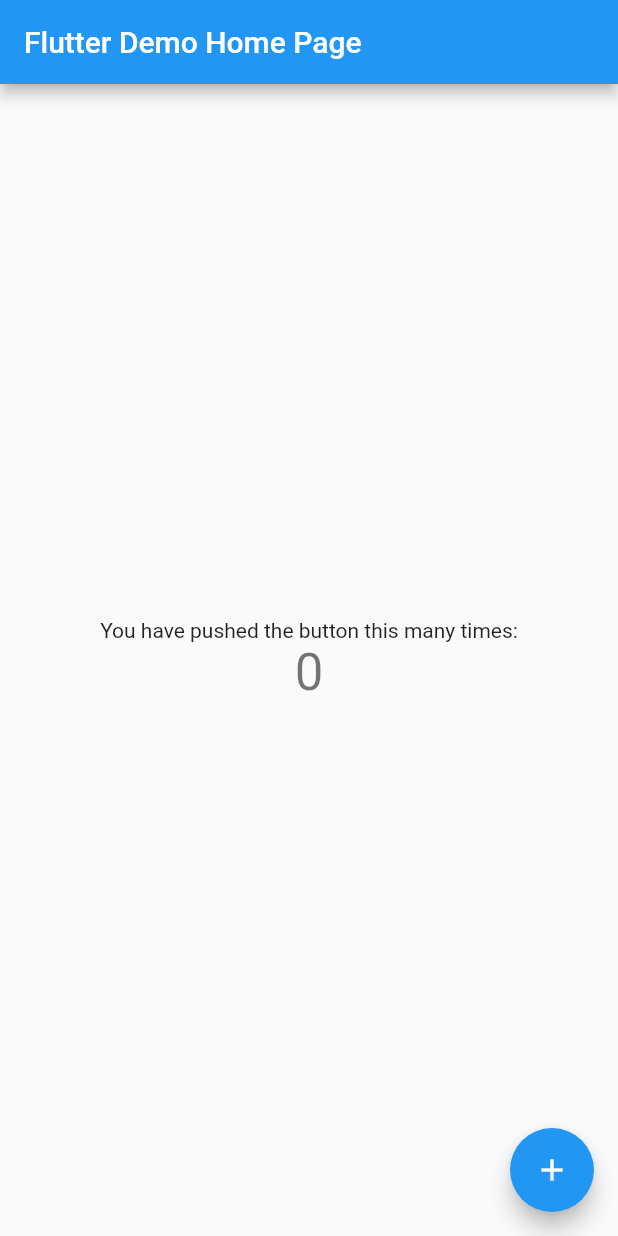
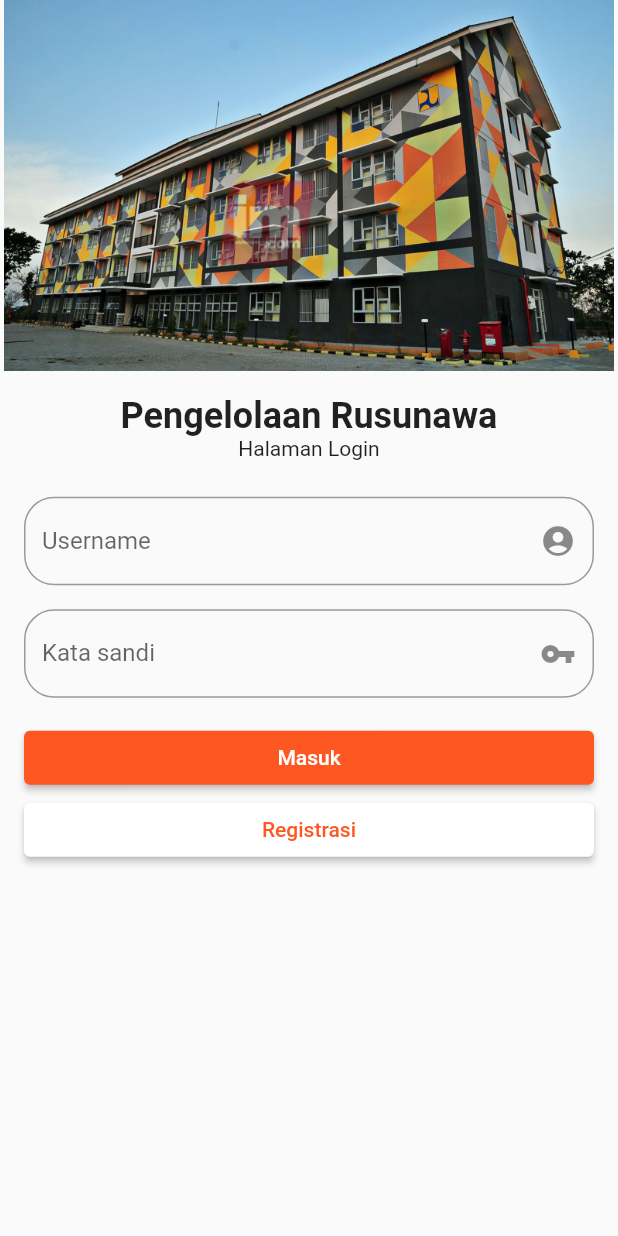
Before and after one commit to andifauzy7/Pengelolaan-Rusunawa, a Flutter app: the screen it shows after launch, on a phone screen of 412 x 824 dp. Run offline on Flutter 3.47's test engine with Material 2 defaults, Android fonts, the phone set to English and light mode, and no system bars; our stand-ins replace salomon_bottom_bar.

Commit message:
Screen template.

```diff
--- a/lib/main.dart
+++ b/lib/main.dart
@@ -1,4 +1,5 @@
 import 'package:flutter/material.dart';
+import 'package:pengelolaan_rusunawa/presentationLayer/loginScreen.dart';
 
 void main() {
   runApp(MyApp());
@@ -12,53 +13,7 @@ class MyApp extends StatelessWidget {
       theme: ThemeData(
         primarySwatch: Colors.blue,
       ),
-      home: MyHomePage(title: 'Flutter Demo Home Page'),
+      home: LoginScreen(),
     );
   }
 }
-
-class MyHomePage extends StatefulWidget {
-  MyHomePage({Key key, this.title}) : super(key: key);
-  final String title;
-
-  @override
-  _MyHomePageState createState() => _MyHomePageState();
-}
-
-class _MyHomePageState extends State<MyHomePage> {
-  int _counter = 0;
-
-  void _incrementCounter() {
-    setState(() {
-      _counter++;
-    });
-  }
-
-  @override
-  Widget build(BuildContext context) {
-    return Scaffold(
-      appBar: AppBar(
-        title: Text(widget.title),
-      ),
-      body: Center(
-        child: Column(
-          mainAxisAlignment: MainAxisAlignment.center,
-          children: <Widget>[
-            Text(
-              'You have pushed the button this many times:',
-            ),
-            Text(
-              '$_counter',
-              style: Theme.of(context).textTheme.headline4,
-            ),
-          ],
-        ),
-      ),
-      floatingActionButton: FloatingActionButton(
-        onPressed: _incrementCounter,
-        tooltip: 'Increment',
-        child: Icon(Icons.add),
-      ), // This trailing comma makes auto-formatting nicer for build methods.
-    );
-  }
-}
--- /dev/null
+++ b/lib/presentationLayer/loginScreen.dart
@@ -0,0 +1,107 @@
+import 'package:flutter/material.dart';
+import 'package:pengelolaan_rusunawa/presentationLayer/registerScreen.dart';
+
+import 'mainScreen.dart';
+
+class LoginScreen extends StatefulWidget {
+  @override
+  _LoginScreenState createState() => _LoginScreenState();
+}
+
+class _LoginScreenState extends State<LoginScreen> {
+  @override
+  Widget build(BuildContext context) {
+    return Scaffold(
+      body: Container(
+        height: MediaQuery.of(context).size.height,
+        width: MediaQuery.of(context).size.width,
+        child: Column(
+          mainAxisAlignment: MainAxisAlignment.center,
+          children: [
+            Container(
+              height: MediaQuery.of(context).size.height * 0.3,
+              child: Image.asset('assets/rusunawa.jpg', fit: BoxFit.cover),
+              decoration: BoxDecoration(
+                  borderRadius: BorderRadius.all(Radius.circular(20))),
+            ),
+            Expanded(
+              child: Container(
+                padding: EdgeInsets.all(16.0),
+                child: Column(
+                  children: [
+                    Text(
+                      'Pengelolaan Rusunawa',
+                      style: TextStyle(
+                          fontSize: 24.0, fontWeight: FontWeight.bold),
+                    ),
+                    Text(
+                      'Halaman Login',
+                      style: TextStyle(
+                          fontSize: 14.0),
+                    ),
+                    SizedBox(
+                      height: 24.0,
+                    ),
+                    TextField(
+                      decoration: InputDecoration(
+                        hintText: 'Isi username anda.',
+                        labelText: 'Username',
+                        suffixIcon: Icon(Icons.account_circle),
+                        border: OutlineInputBorder(
+                          borderRadius: BorderRadius.circular(20.0),
+                        ),
+                      ),
+                    ),
+                    SizedBox(
+                      height: 16.0,
+                    ),
+                    TextField(
+                      obscureText: true,
+                      decoration: InputDecoration(
+                        hintText: 'Masukkan kata sandi anda.',
+                        labelText: 'Kata sandi',
+                        suffixIcon: Icon(Icons.vpn_key),
+                        border: OutlineInputBorder(
+                          borderRadius: BorderRadius.circular(20.0),
+                        ),
+                      ),
+                    ),
+                    SizedBox(
+                      height: 16.0,
+                    ),
+                    Container(
+                      width: MediaQuery.of(context).size.width,
+                      child: ElevatedButton(
+                        child: Text('Masuk'),
+                        onPressed: () {
+                          Navigator.pushReplacement(context, MaterialPageRoute(builder: (context) => MainScreen()));
+                        },
+                        style: ElevatedButton.styleFrom(
+                          primary: Colors.deepOrange, // background
+                          onPrimary: Colors.white, // foreground
+                        ),
+                      ),
+                    ),
+                    Container(
+                      width: MediaQuery.of(context).size.width,
+                      child: ElevatedButton(
+                        child: Text('Registrasi'),
+                        onPressed: () {
+                          Navigator.pushReplacement(context, MaterialPageRoute(builder: (context) => RegisterScreen()));
+                        },
+                        style: ElevatedButton.styleFrom(
+                          primary: Colors.white, // background
+                          onPrimary: Colors.deepOrange, // foreground
+                        ),
+                      ),
+                    ),
+                  ],
+                ),
+              ),
+            )
+          ],
+        ),
+      ),
+    );
+  }
+}
--- a/pubspec.yaml
+++ b/pubspec.yaml
@@ -32,6 +32,7 @@ dependencies:
   http:
   fluttertoast:
   flutter_bloc:
+  salomon_bottom_bar:
 
 dev_dependencies:
   flutter_test:
@@ -49,8 +50,8 @@ flutter:
   uses-material-design: true
 
   # To add assets to your application, add an assets section, like this:
-  # assets:
-  #   - images/a_dot_burr.jpeg
+  assets:
+  - assets/
   #   - images/a_dot_ham.jpeg
 
   # An image asset can refer to one or more resolution-specific "variants", see
```
Also changed, not shown: lib/presentationLayer/dashboardScreen.dart (added, +20 -0 lines), lib/presentationLayer/exploreScreen.dart (added, +20 -0 lines), lib/presentationLayer/historyScreen.dart (added, +20 -0 lines), lib/presentationLayer/mainScreen.dart (added, +65 -0 lines), lib/presentationLayer/postingScreen.dart (added, +20 -0 lines), lib/presentationLayer/profileScreen.dart (added, +37 -0 lines), lib/presentationLayer/registerScreen.dart (added, +120 -0 lines), assets/rusunawa.jpg (added), pubspec.lock.
